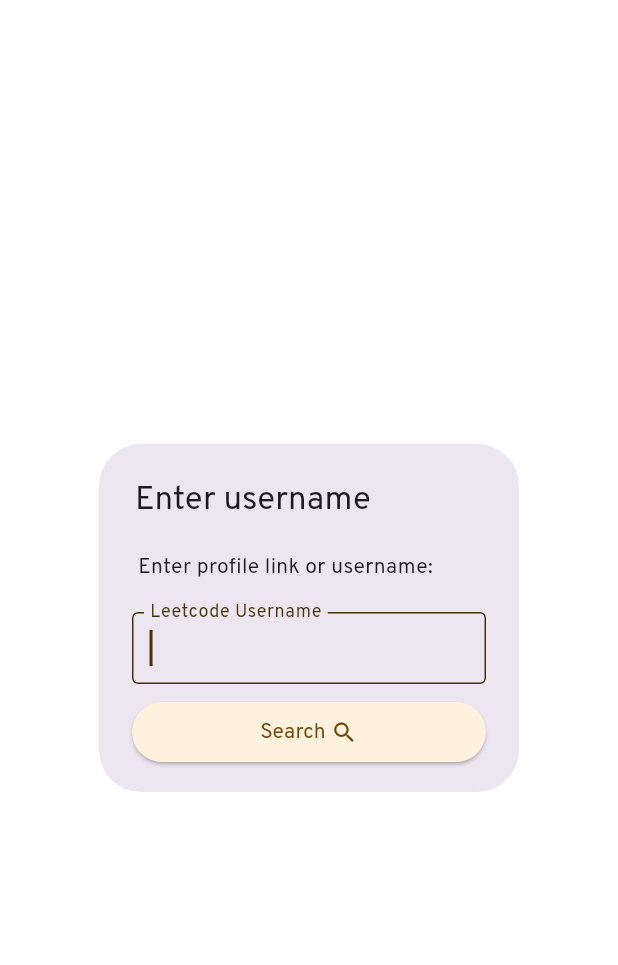
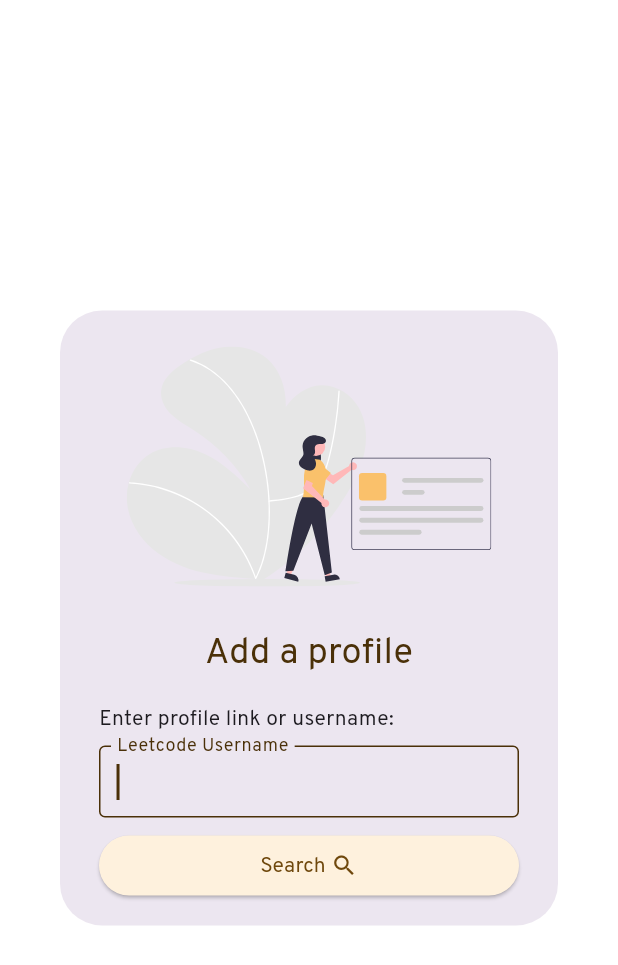
Before and after one commit to eterniter06/leetprofile, a Flutter app: the UserInputDialog widget shown alone on an empty page, opened directly, on a phone screen of 412 x 824 dp. Shown: the top 965 px of the screen. Run offline on Flutter 3.47's test engine with Material 2 defaults, Android fonts, the phone set to English and light mode, and no system bars; our stand-ins replace cached_network_image, csv, file_picker, fl_chart, flutter_heatmap_calendar, flutter_svg and 7 more; accounts and stored records are empty; generated files the repository leaves out were written again.

Commit message:
Theme Input dialog box

```diff
--- a/lib/pages/home/components/input_dialog.dart
+++ b/lib/pages/home/components/input_dialog.dart
@@ -1,4 +1,6 @@
 import 'package:flutter/material.dart';
+import 'package:flutter_svg/svg.dart';
+import 'package:ui_elements/providers/theme.dart';
 
 class UserInputDialog extends StatefulWidget {
   const UserInputDialog({
@@ -43,19 +45,38 @@ class _UserInputDialogState extends State<UserInputDialog> {
   Widget build(BuildContext context) {
     return SimpleDialog(
       semanticLabel: 'Profile input dialog Box',
-      title: const Text('Enter username'),
+      title: SvgPicture.asset(
+        // More accurate
+        // 'assets/undraw_add_friends_re_3xte.svg',
+
+        // Somehow has a better vibe
+        'assets/profile_data_yellow.svg',
+        fit: BoxFit.contain,
+        height: 160,
+      ),
+      contentPadding: const EdgeInsets.fromLTRB(26, 12, 26, 16),
       children: [
-        const Padding(
-          padding: EdgeInsets.fromLTRB(26.0, 8.0, 26.0, 4.0),
-          child: Text(
+        const SizedBox(
+          height: 16,
+        ),
+        const Text(
+          'Add a profile',
+          textAlign: TextAlign.center,
+          style: TextStyle(
+            fontSize: 24,
+            color: ThemeModeModel.lightPrimaryInverse,
+          ),
+        ),
+        const SizedBox(
+          height: 16,
+        ),
+        const Text(
           'Enter profile link or username:',
           softWrap: true,
           textWidthBasis: TextWidthBasis.parent,
         ),
-        ),
-        Padding(
-          padding: const EdgeInsets.fromLTRB(22, 16, 22, 8),
-          child: Form(
+        const SizedBox(height: 8),
+        Form(
           key: _formKey,
           child: TextFormField(
             keyboardType: TextInputType.name,
@@ -76,10 +97,8 @@ class _UserInputDialogState extends State<UserInputDialog> {
             enableSuggestions: true,
           ),
         ),
-        ),
-        Padding(
-          padding: const EdgeInsets.symmetric(vertical: 0, horizontal: 22),
-          child: ElevatedButton(
+        const SizedBox(height: 8),
+        ElevatedButton(
           onPressed: () => submitUserInput(),
           child: const Row(
             crossAxisAlignment: CrossAxisAlignment.center,
@@ -91,7 +110,6 @@ class _UserInputDialogState extends State<UserInputDialog> {
             ],
           ),
         ),
-        ),
       ],
     );
   }
--- a/lib/pages/home/home.dart
+++ b/lib/pages/home/home.dart
@@ -250,7 +250,9 @@ class _UserListPageState extends State<UserListPage> {
                         (constraints.maxHeight - constraints.minHeight) * 0.2,
                   ),
                   SvgPicture.asset(
-                    'assets/undraw_add_notes_re_ln36.svg',
+                    // 'assets/undraw_add_notes_re_ln36.svg',
+                    'assets/add_friends_yellow.svg',
+
                     height: 200,
                   ),
                   const Center(child: Text('No users yet')),
```
Also changed, not shown: assets/add_friends_yellow.svg (added), assets/profile_data_yellow.svg (added), assets/undraw_add_friends_re_3xte.svg (deleted), assets/undraw_profile_data_re_v81r.svg (deleted). Lines whose indentation alone changed are shown as unchanged.
